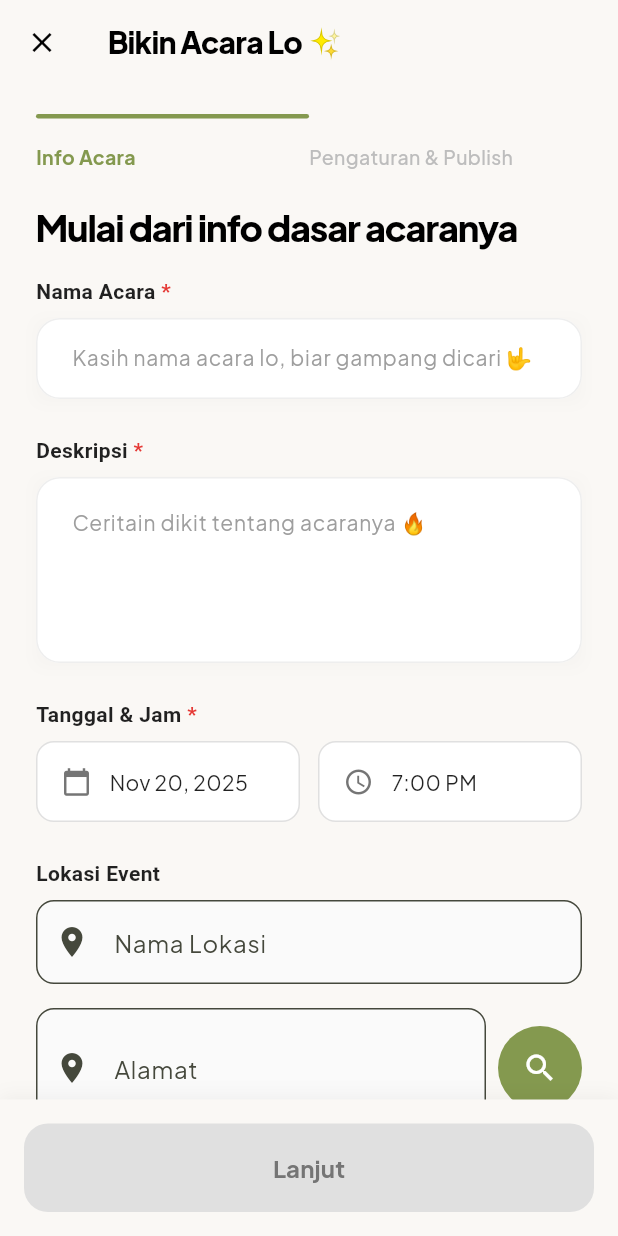
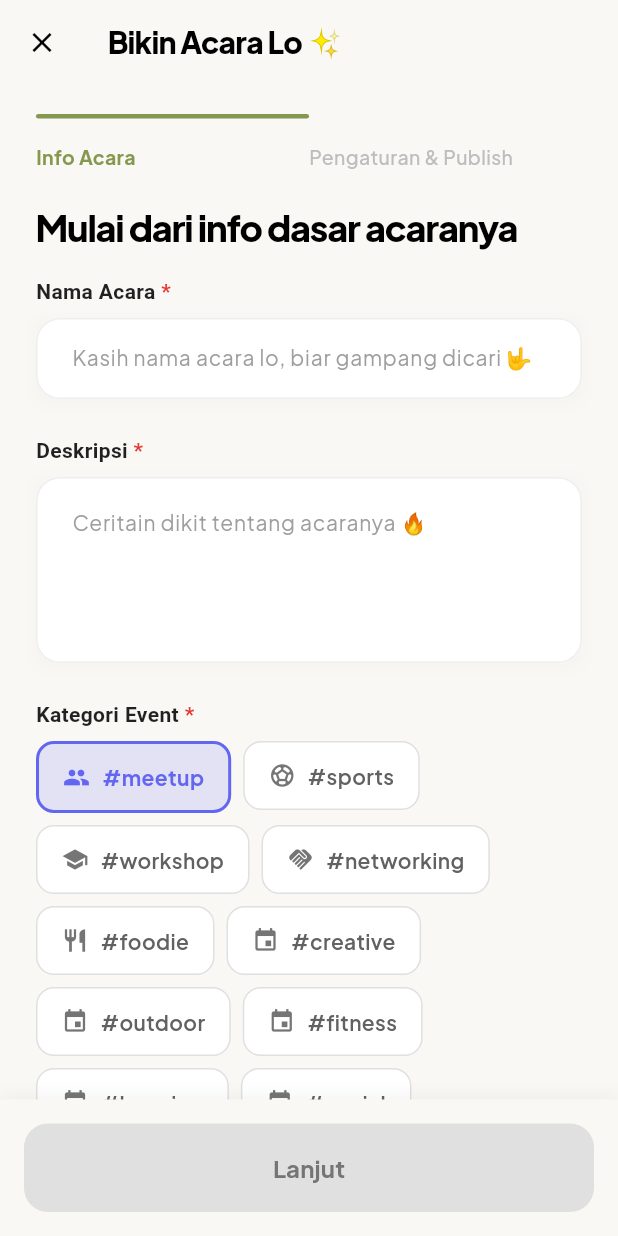
Before and after one commit to muh-hilmi/anigmaa, a Flutter app: the CreateEventScreen screen opened directly, on a phone screen of 412 x 824 dp. Run offline on Flutter 3.47's test engine with Material 3 defaults, Android fonts, the phone set to English and light mode, and no system bars; our stand-ins replace dartz, dio, equatable, fl_chart, flutter_bloc, flutter_secure_storage and 10 more; accounts and stored records are empty; network calls fail.

Commit message:
feat: redesign create post and create event screens with enhanced UI
- Create Post: Clean up bottom bar, improve action buttons with subtle borders
- Create Post: Enhance emoji buttons with better spacing and visual feedback
- Create Event: Add comprehensive category selector with icons (meetup, sports, workshop, etc.)
- Create Event: Improve preview card with category badges and capacity display
- Create Event: Fix hardcoded category by making it selectable
- All fields from event detail page now included in create form
- Location picker supports coordinate storage (ready for "Starbucks Kemang" searches)

```diff
--- a/lib/presentation/pages/create_event/create_event_screen.dart
+++ b/lib/presentation/pages/create_event/create_event_screen.dart
@@ -36,7 +36,7 @@ class _CreateEventScreenState extends State<CreateEventScreen> with TickerProvid
   final _requirementsController = TextEditingController();
 
   // Form data
-  final EventCategory _selectedCategory = EventCategory.meetup;
+  EventCategory _selectedCategory = EventCategory.meetup;
   EventPrivacy _selectedPrivacy = EventPrivacy.public;
   DateTime _selectedDate = DateTime.now().add(const Duration(days: 1));
   TimeOfDay _selectedTime = const TimeOfDay(hour: 19, minute: 0);
@@ -255,6 +255,12 @@ class _CreateEventScreenState extends State<CreateEventScreen> with TickerProvid
             errorText: _descriptionError,
             onChanged: _validateDescription,
           ),
+          const SizedBox(height: 24),
+
+          // Category Selector
+          _buildSectionTitle('Kategori Event', required: true),
+          const SizedBox(height: 8),
+          _buildCategorySelector(),
           const SizedBox(height: 24),
 
           // Date & Time
@@ -525,6 +531,9 @@ class _CreateEventScreenState extends State<CreateEventScreen> with TickerProvid
 
   // Compact Preview Card
   Widget _buildPreviewCard() {
+    final categoryColor = AppColors.getCategoryColor(_selectedCategory);
+    final categoryName = EventCategoryUtils.getCategoryName(_selectedCategory);
+
     return Column(
       crossAxisAlignment: CrossAxisAlignment.start,
       children: [
@@ -541,28 +550,76 @@ class _CreateEventScreenState extends State<CreateEventScreen> with TickerProvid
           child: Column(
             crossAxisAlignment: CrossAxisAlignment.start,
             children: [
+              // Category and Price badges
+              Row(
+                children: [
+                  Container(
+                    padding: const EdgeInsets.symmetric(horizontal: 8, vertical: 4),
+                    decoration: BoxDecoration(
+                      color: categoryColor.withValues(alpha: 0.15),
+                      borderRadius: BorderRadius.circular(6),
+                    ),
+                    child: Row(
+                      mainAxisSize: MainAxisSize.min,
+                      children: [
+                        Icon(_getCategoryIcon(_selectedCategory), size: 12, color: categoryColor),
+                        const SizedBox(width: 4),
+                        Text(
+                          categoryName,
+                          style: TextStyle(
+                            fontSize: 11,
+                            fontWeight: FontWeight.w700,
+                            color: categoryColor,
+                          ),
+                        ),
+                      ],
+                    ),
+                  ),
+                  const SizedBox(width: 6),
+                  Container(
+                    padding: const EdgeInsets.symmetric(horizontal: 8, vertical: 4),
+                    decoration: BoxDecoration(
+                      color: _isFree ? const Color(0xFF84994F) : const Color(0xFF6366F1),
+                      borderRadius: BorderRadius.circular(6),
+                    ),
+                    child: Text(
+                      _isFree ? 'GRATIS' : 'Rp ${_price.toStringAsFixed(0)}',
+                      style: const TextStyle(
+                        fontSize: 11,
+                        fontWeight: FontWeight.w700,
+                        color: Colors.white,
+                      ),
+                    ),
+                  ),
+                ],
+              ),
+              const SizedBox(height: 10),
               Text(
                 _titleController.text.isNotEmpty
                     ? _titleController.text
                     : 'Nama Acara',
                 style: const TextStyle(
-                  fontSize: 18,
+                  fontSize: 17,
                   fontWeight: FontWeight.w800,
                   color: Color(0xFF000000),
                   letterSpacing: -0.5,
                 ),
+                maxLines: 2,
+                overflow: TextOverflow.ellipsis,
               ),
               const SizedBox(height: 8),
               Row(
                 children: [
                   Icon(Icons.calendar_today, size: 14, color: Colors.grey[600]),
                   const SizedBox(width: 6),
-                  Text(
-                    _formatDateTime(),
-                    style: TextStyle(
-                      fontSize: 13,
-                      color: Colors.grey[700],
-                      fontWeight: FontWeight.w500,
+                  Expanded(
+                    child: Text(
+                      _formatDateTime(),
+                      style: TextStyle(
+                        fontSize: 12,
+                        color: Colors.grey[700],
+                        fontWeight: FontWeight.w500,
+                      ),
                     ),
                   ),
                 ],
@@ -578,7 +635,7 @@ class _CreateEventScreenState extends State<CreateEventScreen> with TickerProvid
                           ? _selectedLocationData!.name
                           : 'Lokasi acara',
                       style: TextStyle(
-                        fontSize: 13,
+                        fontSize: 12,
                         color: Colors.grey[700],
                         fontWeight: FontWeight.w500,
                       ),
@@ -602,18 +659,18 @@ class _CreateEventScreenState extends State<CreateEventScreen> with TickerProvid
                   Text(
                     _selectedPrivacy == EventPrivacy.public ? 'Publik' : 'Privat',
                     style: TextStyle(
-                      fontSize: 13,
+                      fontSize: 12,
                       color: Colors.grey[700],
                       fontWeight: FontWeight.w500,
                     ),
                   ),
                   const Spacer(),
                   Text(
-                    _isFree ? 'GRATIS' : 'Rp ${_price.toStringAsFixed(0)}',
+                    '${_maxAttendeesController.text.isNotEmpty ? _maxAttendeesController.text : "0"} orang',
                     style: TextStyle(
-                      fontSize: 13,
-                      color: _isFree ? const Color(0xFF84994F) : Colors.grey[700],
-                      fontWeight: FontWeight.w700,
+                      fontSize: 12,
+                      color: Colors.grey[700],
+                      fontWeight: FontWeight.w600,
                     ),
                   ),
                 ],
@@ -1235,6 +1292,78 @@ class _CreateEventScreenState extends State<CreateEventScreen> with TickerProvid
     );
   }
 
+  Widget _buildCategorySelector() {
+    final categories = EventCategory.values;
+
+    return Wrap(
+      spacing: 8,
+      runSpacing: 8,
+      children: categories.map((category) {
+        final isSelected = _selectedCategory == category;
+        final categoryColor = AppColors.getCategoryColor(category);
+        final categoryName = EventCategoryUtils.getCategoryName(category);
+
+        return GestureDetector(
+          onTap: () => setState(() => _selectedCategory = category),
+          child: AnimatedContainer(
+            duration: const Duration(milliseconds: 200),
+            padding: const EdgeInsets.symmetric(horizontal: 16, vertical: 12),
+            decoration: BoxDecoration(
+              color: isSelected ? categoryColor.withValues(alpha: 0.15) : Colors.white,
+              borderRadius: BorderRadius.circular(12),
+              border: Border.all(
+                color: isSelected ? categoryColor : Colors.grey[300]!,
+                width: isSelected ? 2 : 1,
+              ),
+            ),
+            child: Row(
+              mainAxisSize: MainAxisSize.min,
+              children: [
+                Icon(
+                  _getCategoryIcon(category),
+                  size: 18,
+                  color: isSelected ? categoryColor : Colors.grey[600],
+                ),
+                const SizedBox(width: 8),
+                Text(
+                  categoryName,
+                  style: TextStyle(
+                    fontSize: 14,
+                    fontWeight: isSelected ? FontWeight.w700 : FontWeight.w600,
+                    color: isSelected ? categoryColor : Colors.grey[700],
+                  ),
+                ),
+              ],
+            ),
+          ),
+        );
+      }).toList(),
+    );
+  }
+
+  IconData _getCategoryIcon(EventCategory category) {
+    switch (category) {
+      case EventCategory.meetup:
+        return Icons.people;
+      case EventCategory.sports:
+        return Icons.sports_soccer;
+      case EventCategory.workshop:
+        return Icons.school;
+      case EventCategory.networking:
+        return Icons.handshake;
+      case EventCategory.music:
+        return Icons.music_note;
+      case EventCategory.gaming:
+        return Icons.sports_esports;
+      case EventCategory.food:
+        return Icons.restaurant;
+      case EventCategory.outdoors:
+        return Icons.terrain;
+      default:
+        return Icons.event;
+    }
+  }
+
   Widget _buildPrivacySelector() {
     return Row(
       children: [
--- a/lib/presentation/pages/create_post/create_post_screen.dart
+++ b/lib/presentation/pages/create_post/create_post_screen.dart
@@ -443,14 +443,13 @@ class _CreatePostScreenState extends State<CreatePostScreen> with SingleTickerPr
         color: Colors.white,
         boxShadow: [
           BoxShadow(
-            color: Colors.black.withValues(alpha: 0.08),
-            blurRadius: 20,
-            offset: const Offset(0, -5),
+            color: Colors.black.withValues(alpha: 0.06),
+            blurRadius: 12,
+            offset: const Offset(0, -2),
           ),
         ],
-        borderRadius: const BorderRadius.vertical(top: Radius.circular(24)),
       ),
-      padding: const EdgeInsets.symmetric(horizontal: 20, vertical: 12),
+      padding: const EdgeInsets.symmetric(horizontal: 16, vertical: 10),
       child: SafeArea(
         child: Row(
           children: [
@@ -461,22 +460,13 @@ class _CreatePostScreenState extends State<CreatePostScreen> with SingleTickerPr
               onTap: _pickImages,
               isActive: _selectedImages.isNotEmpty,
             ),
-            const SizedBox(width: 8),
+            const SizedBox(width: 6),
             _buildActionButton(
               icon: Icons.event_rounded,
               label: 'Event',
               color: const Color(0xFF84994F),
               onTap: _showEventSelector,
               isActive: _selectedEvent != null,
-            ),
-            const SizedBox(width: 8),
-            _buildActionButton(
-              icon: Icons.gif_box_rounded,
-              label: 'GIF',
-              color: const Color(0xFFEC4899),
-              onTap: () {
-                // TODO: Add GIF picker
-              },
             ),
             const Spacer(),
             // Quick emoji reactions
@@ -498,12 +488,12 @@ class _CreatePostScreenState extends State<CreatePostScreen> with SingleTickerPr
       onTap: onTap,
       child: AnimatedContainer(
         duration: const Duration(milliseconds: 200),
-        padding: const EdgeInsets.symmetric(horizontal: 12, vertical: 10),
+        padding: const EdgeInsets.symmetric(horizontal: 14, vertical: 10),
         decoration: BoxDecoration(
-          color: isActive ? color.withValues(alpha: 0.15) : Colors.grey[100],
-          borderRadius: BorderRadius.circular(16),
+          color: isActive ? color.withValues(alpha: 0.12) : Colors.transparent,
+          borderRadius: BorderRadius.circular(12),
           border: Border.all(
-            color: isActive ? color : Colors.transparent,
+            color: isActive ? color.withValues(alpha: 0.4) : Colors.grey[300]!,
             width: 1.5,
           ),
         ),
@@ -513,14 +503,14 @@ class _CreatePostScreenState extends State<CreatePostScreen> with SingleTickerPr
             Icon(
               icon,
               color: isActive ? color : Colors.grey[600],
-              size: 20,
+              size: 19,
             ),
             const SizedBox(width: 6),
             Text(
               label,
               style: TextStyle(
                 fontSize: 13,
-                fontWeight: FontWeight.w600,
+                fontWeight: FontWeight.w700,
                 color: isActive ? color : Colors.grey[700],
               ),
             ),
@@ -537,18 +527,22 @@ class _CreatePostScreenState extends State<CreatePostScreen> with SingleTickerPr
         onTap: () {
           setState(() {
             _textController.text += emoji;
+            _textController.selection = TextSelection.fromPosition(
+              TextPosition(offset: _textController.text.length),
+            );
           });
         },
         child: Container(
-          margin: const EdgeInsets.only(left: 8),
-          padding: const EdgeInsets.all(8),
+          margin: const EdgeInsets.only(left: 6),
+          padding: const EdgeInsets.all(7),
           decoration: BoxDecoration(
-            color: Colors.grey[100],
+            color: Colors.grey[50],
             shape: BoxShape.circle,
+            border: Border.all(color: Colors.grey[200]!, width: 1),
           ),
           child: Text(
             emoji,
-            style: const TextStyle(fontSize: 20),
+            style: const TextStyle(fontSize: 18),
           ),
         ),
       );
```
